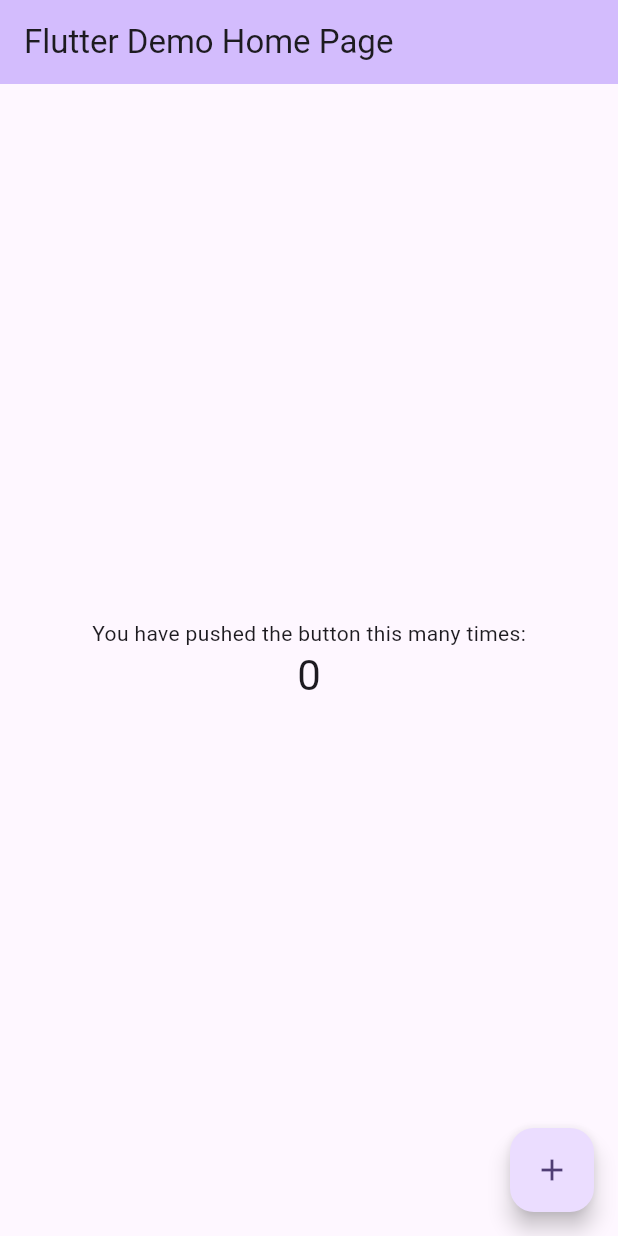
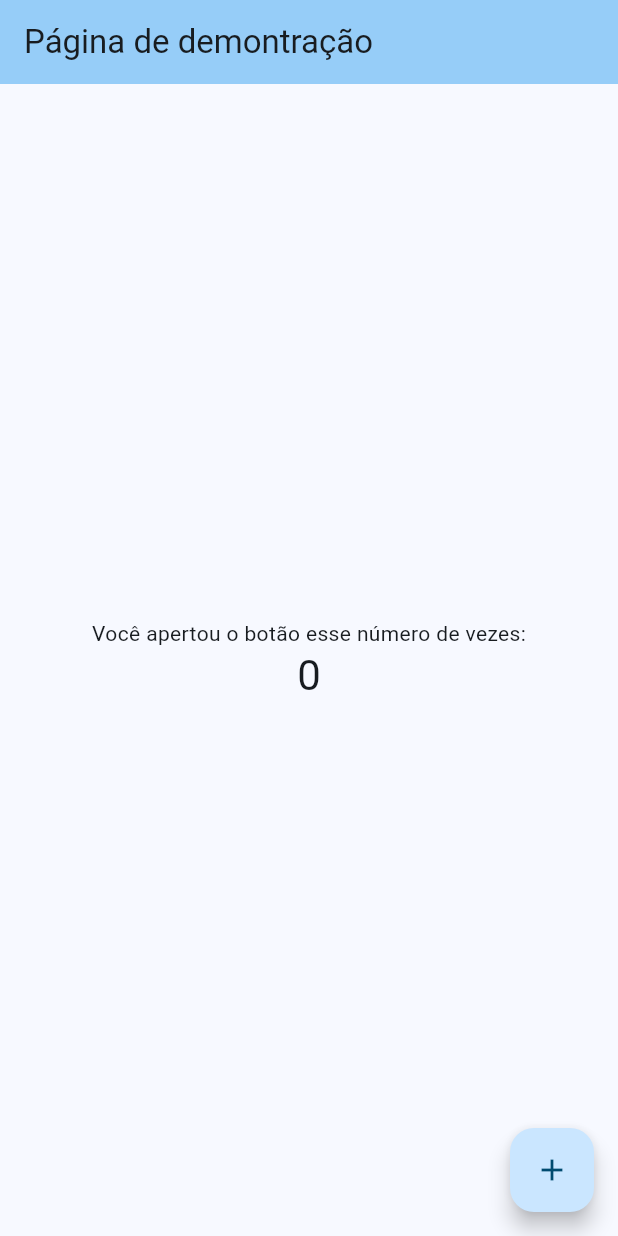
Before and after one commit to br-adriel/flutter-dio-start, a Flutter app: the screen it shows after launch, on a phone screen of 412 x 824 dp. Run offline on Flutter 3.47's test engine with Material 2 defaults, Android fonts, the phone set to English and light mode, and no system bars.

Commit message:
Altera textos e cores

```diff
--- a/lib/main.dart
+++ b/lib/main.dart
@@ -11,43 +11,19 @@ class MyApp extends StatelessWidget {
   @override
   Widget build(BuildContext context) {
     return MaterialApp(
-      title: 'Flutter Demo',
+      title: 'App Flutter 1',
       theme: ThemeData(
-        // This is the theme of your application.
-        //
-        // TRY THIS: Try running your application with "flutter run". You'll see
-        // the application has a blue toolbar. Then, without quitting the app,
-        // try changing the seedColor in the colorScheme below to Colors.green
-        // and then invoke "hot reload" (save your changes or press the "hot
-        // reload" button in a Flutter-supported IDE, or press "r" if you used
-        // the command line to start the app).
-        //
-        // Notice that the counter didn't reset back to zero; the application
-        // state is not lost during the reload. To reset the state, use hot
-        // restart instead.
-        //
-        // This works for code too, not just values: Most code changes can be
-        // tested with just a hot reload.
-        colorScheme: ColorScheme.fromSeed(seedColor: Colors.deepPurple),
+        colorScheme: ColorScheme.fromSeed(seedColor: Colors.lightBlue),
         useMaterial3: true,
       ),
-      home: const MyHomePage(title: 'Flutter Demo Home Page'),
+      home: const MyHomePage(title: 'Página de demontração'),
+      debugShowCheckedModeBanner: false,
     );
   }
 }
 
 class MyHomePage extends StatefulWidget {
   const MyHomePage({super.key, required this.title});
-
-  // This widget is the home page of your application. It is stateful, meaning
-  // that it has a State object (defined below) that contains fields that affect
-  // how it looks.
-
-  // This class is the configuration for the state. It holds the values (in this
-  // case the title) provided by the parent (in this case the App widget) and
-  // used by the build method of the State. Fields in a Widget subclass are
-  // always marked "final".
-
   final String title;
 
   @override
@@ -59,54 +35,23 @@ class _MyHomePageState extends State<MyHomePage> {
 
   void _incrementCounter() {
     setState(() {
-      // This call to setState tells the Flutter framework that something has
-      // changed in this State, which causes it to rerun the build method below
-      // so that the display can reflect the updated values. If we changed
-      // _counter without calling setState(), then the build method would not be
-      // called again, and so nothing would appear to happen.
       _counter++;
     });
   }
 
   @override
   Widget build(BuildContext context) {
-    // This method is rerun every time setState is called, for instance as done
-    // by the _incrementCounter method above.
-    //
-    // The Flutter framework has been optimized to make rerunning build methods
-    // fast, so that you can just rebuild anything that needs updating rather
-    // than having to individually change instances of widgets.
     return Scaffold(
       appBar: AppBar(
-        // TRY THIS: Try changing the color here to a specific color (to
-        // Colors.amber, perhaps?) and trigger a hot reload to see the AppBar
-        // change color while the other colors stay the same.
         backgroundColor: Theme.of(context).colorScheme.inversePrimary,
-        // Here we take the value from the MyHomePage object that was created by
-        // the App.build method, and use it to set our appbar title.
         title: Text(widget.title),
       ),
       body: Center(
-        // Center is a layout widget. It takes a single child and positions it
-        // in the middle of the parent.
         child: Column(
-          // Column is also a layout widget. It takes a list of children and
-          // arranges them vertically. By default, it sizes itself to fit its
-          // children horizontally, and tries to be as tall as its parent.
-          //
-          // Column has various properties to control how it sizes itself and
-          // how it positions its children. Here we use mainAxisAlignment to
-          // center the children vertically; the main axis here is the vertical
-          // axis because Columns are vertical (the cross axis would be
-          // horizontal).
-          //
-          // TRY THIS: Invoke "debug painting" (choose the "Toggle Debug Paint"
-          // action in the IDE, or press "p" in the console), to see the
-          // wireframe for each widget.
           mainAxisAlignment: MainAxisAlignment.center,
           children: <Widget>[
             const Text(
-              'You have pushed the button this many times:',
+              'Você apertou o botão esse número de vezes:',
             ),
             Text(
               '$_counter',
@@ -119,7 +64,7 @@ class _MyHomePageState extends State<MyHomePage> {
         onPressed: _incrementCounter,
         tooltip: 'Increment',
         child: const Icon(Icons.add),
-      ), // This trailing comma makes auto-formatting nicer for build methods.
+      ),
     );
   }
 }
```
